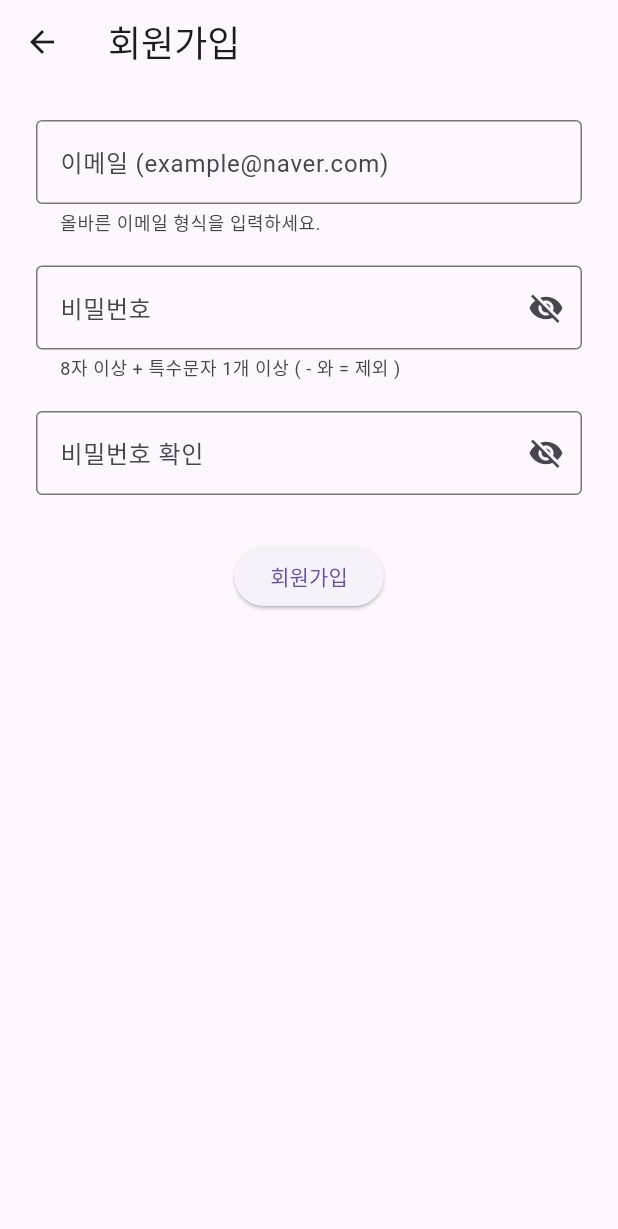
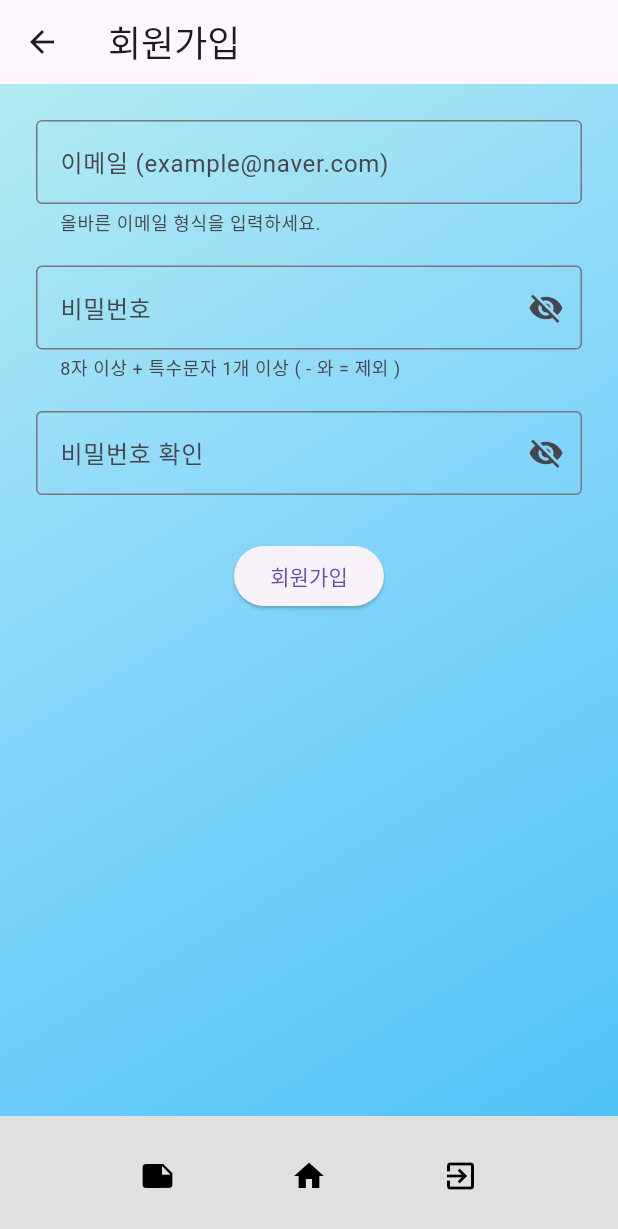
Before and after one commit to kthowns/mobile-dictionary, a Flutter app: the SignUpPage screen opened by its route, on a phone screen of 412 x 824 dp. Shown: the top 1229 px of the screen. Run offline on Flutter 3.47's test engine with Material 3 defaults, Android fonts, the light colour scheme and no system bars.

Commit message:
fix:회원가입 화면 배경삽입 - 로그인 페이지 UI와 통일화 - 하단 아이콘 삽입

```diff
--- a/mobidic_flutter/lib/Sign_up_page.dart
+++ b/mobidic_flutter/lib/Sign_up_page.dart
@@ -37,15 +37,26 @@ class _SignUpPageState extends State<SignUpPage> {
   Widget build(BuildContext context) {
     return Scaffold(
       appBar: AppBar(
-        title: Text(
+        title: const Text(
           '회원가입',
-          style: TextStyle(
-            // fontFamily: 'Baloo2', // 앱 제목 폰트
-            fontSize: 24,
+          style: TextStyle(fontSize: 24),
         ),
       ),
+      body: Container(
+        width: double.infinity,
+        height: double.infinity,
+        decoration: const BoxDecoration(
+          gradient: LinearGradient(
+            colors: [
+              Color(0xFFb2ebf2),
+              Color(0xFF81d4fa),
+              Color(0xFF4fc3f7),
+            ],
+            begin: Alignment.topLeft,
+            end: Alignment.bottomRight,
           ),
-      body: Padding(
+        ),
+        child: Padding(
           padding: const EdgeInsets.all(24.0),
           child: Column(
             children: [
@@ -55,13 +66,10 @@ class _SignUpPageState extends State<SignUpPage> {
                   labelText: '이메일 (example@naver.com)',
                   helperText: '올바른 이메일 형식을 입력하세요.',
                   errorText: emailErrorText,
-                border: OutlineInputBorder(),
-              ),
-              style: TextStyle(
-                // fontFamily: 'MPlusRounded1c', // 본문 폰트
+                  border: const OutlineInputBorder(),
                 ),
               ),
-            SizedBox(height: 20),
+              const SizedBox(height: 20),
               TextField(
                 controller: newPasswordController,
                 obscureText: !isPasswordVisible,
@@ -69,7 +77,7 @@ class _SignUpPageState extends State<SignUpPage> {
                   labelText: '비밀번호',
                   helperText: '8자 이상 + 특수문자 1개 이상 ( - 와 = 제외 )',
                   errorText: passwordErrorText,
-                border: OutlineInputBorder(),
+                  border: const OutlineInputBorder(),
                   suffixIcon: IconButton(
                     icon: Icon(
                       isPasswordVisible ? Icons.visibility : Icons.visibility_off,
@@ -81,18 +89,15 @@ class _SignUpPageState extends State<SignUpPage> {
                     },
                   ),
                 ),
-              style: TextStyle(
-                //  fontFamily: 'MPlusRounded1c', // 본문 폰트
               ),
-            ),
-            SizedBox(height: 20),
+              const SizedBox(height: 20),
               TextField(
                 controller: confirmPasswordController,
                 obscureText: !isConfirmPasswordVisible,
                 decoration: InputDecoration(
                   labelText: '비밀번호 확인',
                   errorText: confirmPasswordErrorText,
-                border: OutlineInputBorder(),
+                  border: const OutlineInputBorder(),
                   suffixIcon: IconButton(
                     icon: Icon(
                       isConfirmPasswordVisible ? Icons.visibility : Icons.visibility_off,
@@ -104,11 +109,8 @@ class _SignUpPageState extends State<SignUpPage> {
                     },
                   ),
                 ),
-              style: TextStyle(
-                //fontFamily: 'MPlusRounded1c', // 본문 폰트
               ),
-            ),
-            SizedBox(height: 30),
+              const SizedBox(height: 30),
               ElevatedButton(
                 onPressed: () {
                   final id = newIdController.text.trim();
@@ -144,39 +146,41 @@ class _SignUpPageState extends State<SignUpPage> {
                     hasError = true;
                   }
 
-                if (hasError) {
-                  return;
-                }
+                  if (hasError) return;
 
                   showDialog(
                     context: context,
                     builder: (_) => AlertDialog(
-                    title: Text(
-                      '알림',
-                      // style: TextStyle(fontFamily: 'Baloo2'),
-                    ),
-                    content: Text(
-                      '회원가입이 완료되었습니다!',
-                      //  style: TextStyle(fontFamily: 'MPlusRounded1c'),
-                    ),
+                      title: const Text('알림'),
+                      content: const Text('회원가입이 완료되었습니다!'),
                       actions: [
                         TextButton(
                           onPressed: () => Navigator.pop(context),
-                        child: Text(
-                          '확인',
-                          // style: TextStyle(fontFamily: 'Quicksand'), // 버튼 폰트
-                        ),
+                          child: const Text('확인'),
                         ),
                       ],
                     ),
                   );
                 },
-              style: ElevatedButton.styleFrom(
-                // textStyle: TextStyle(fontFamily: 'Quicksand'), // 버튼 폰트
+                child: const Text('회원가입'),
               ),
-              child: Text('회원가입'),
+              const SizedBox(height: 40),
+            ],
           ),
+        ),
+      ),
+      bottomNavigationBar: BottomAppBar(
+        color: Colors.grey[300],
+        child: Padding(
+          padding: const EdgeInsets.symmetric(vertical: 4.0),
+          child: Row(
+            mainAxisAlignment: MainAxisAlignment.spaceEvenly,
+            children: const [
+              Icon(Icons.note, color: Colors.black),
+              Icon(Icons.home, color: Colors.black),
+              Icon(Icons.exit_to_app, color: Colors.black),
             ],
+          ),
         ),
       ),
     );
```
Lines whose indentation alone changed are shown as unchanged.
